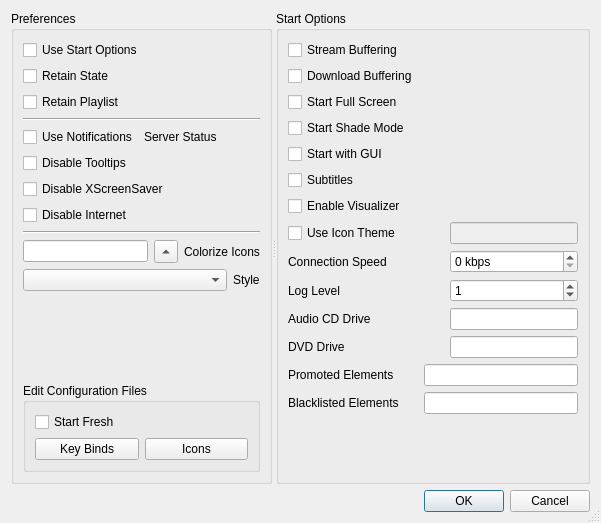
Old version of the form code/settings/ui/settings.ui in the repository andrew-bibb/mbmp.
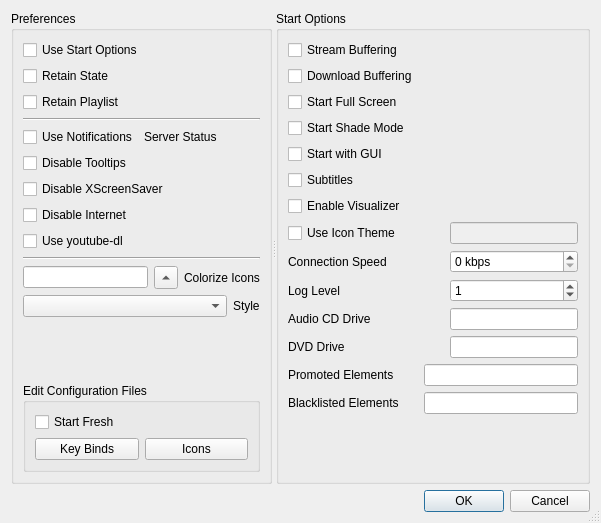
New version of the form.

Commit message: youtube-dl integration working

Diff of the .ui file:
```diff
--- a/code/settings/ui/settings.ui
+++ b/code/settings/ui/settings.ui
@@ -116,7 +116,7 @@
        <item row="6" column="0">
         <widget class="QCheckBox" name="checkBox_disablexscreensaver">
          <property name="whatsThis">
-          <string>&lt;html&gt;&lt;head/&gt;&lt;body&gt;&lt;p&gt;When checked the XScreenSaver will not engage while MBMP is playing. This option will only be available if MBMP is able to detect XScreenSaver running on your system.&lt;/p&gt;&lt;p&gt;The option is a bit misnamed as XScreenSaver is not actually disabled, in fact just the opposite. If this option is checked MBMP will send a message periodically to XScreenSaver saying that the system is in use. &lt;/p&gt;&lt;/body&gt;&lt;/html&gt;</string>
+          <string>&lt;html&gt;&lt;head/&gt;&lt;body&gt;&lt;p&gt;When checked the &lt;span style=&quot; font-style:italic;&quot;&gt;XScreenSaver&lt;/span&gt; will not engage while MBMP is playing. This option will only be available if MBMP is able to detect &lt;span style=&quot; font-style:italic;&quot;&gt;XScreenSaver&lt;/span&gt; running on your system.&lt;/p&gt;&lt;p&gt;The option is a bit misnamed as &lt;span style=&quot; font-style:italic;&quot;&gt;XScreenSaver&lt;/span&gt; is not actually disabled, in fact just the opposite. If this option is checked MBMP will send a message periodically to XScreenSaver saying that the system is in use. &lt;/p&gt;&lt;/body&gt;&lt;/html&gt;</string>
          </property>
          <property name="text">
           <string>Disable XScreenSaver</string>
@@ -130,7 +130,7 @@
          </property>
         </widget>
        </item>
-       <item row="12" column="0">
+       <item row="13" column="0">
         <spacer name="verticalSpacer">
          <property name="orientation">
           <enum>Qt::Vertical</enum>
@@ -143,7 +143,7 @@
          </property>
         </spacer>
        </item>
-       <item row="13" column="0">
+       <item row="14" column="0">
         <widget class="QGroupBox" name="groupBox_edit">
          <property name="whatsThis">
           <string>&lt;html&gt;&lt;head/&gt;&lt;body&gt;&lt;p&gt;Edit the user copy of the &lt;span style=&quot; font-weight:600;&quot;&gt;mbmp.keys&lt;/span&gt; and&lt;span style=&quot; font-weight:600;&quot;&gt; mbmp.icon&lt;/span&gt; files. &lt;/p&gt;&lt;p&gt;This uses xdg-open and if there mime type for text/plain found the controls will be disabled.&lt;/p&gt;&lt;/body&gt;&lt;/html&gt;</string>
@@ -179,7 +179,7 @@
          </layout>
         </widget>
        </item>
-       <item row="9" column="0">
+       <item row="10" column="0">
         <layout class="QHBoxLayout" name="horizontalLayout">
          <item>
           <widget class="QLineEdit" name="lineEdit_colorize">
@@ -223,7 +223,7 @@
          </property>
         </widget>
        </item>
-       <item row="10" column="0">
+       <item row="11" column="0">
         <layout class="QHBoxLayout" name="horizontalLayout_3">
          <item>
           <widget class="QComboBox" name="comboBox_style">
@@ -250,13 +250,23 @@
          </item>
         </layout>
        </item>
-       <item row="8" column="0">
+       <item row="9" column="0">
         <widget class="Line" name="line_2">
          <property name="orientation">
           <enum>Qt::Horizontal</enum>
          </property>
         </widget>
        </item>
+       <item row="8" column="0">
+        <widget class="QCheckBox" name="checkBox_useyoutubedl">
+         <property name="whatsThis">
+          <string>&lt;html&gt;&lt;head/&gt;&lt;body&gt;&lt;p&gt;When checked URL's will be parsed through &lt;span style=&quot; font-style:italic;&quot;&gt;youtube-dl&lt;/span&gt;.  This option will only be available if MBMP is able to detect youtube-dl on your system.&lt;/p&gt;&lt;/body&gt;&lt;/html&gt;</string>
+         </property>
+         <property name="text">
+          <string>Use youtube-dl</string>
+         </property>
+        </widget>
+       </item>
       </layout>
      </widget>
      <widget class="QGroupBox" name="groupBox_startoptions">
```
The commit also changes 4 other files.
